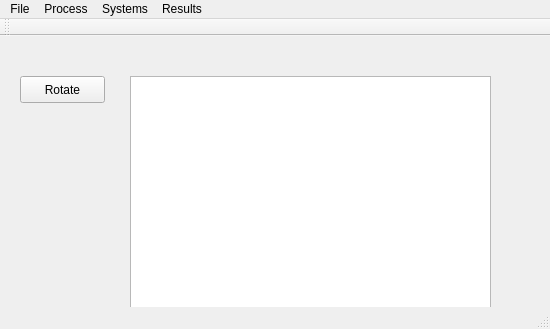
The window that mainwindow.ui (micresh/fluctmodelling) describes before a commit, drawn with Qt 5.
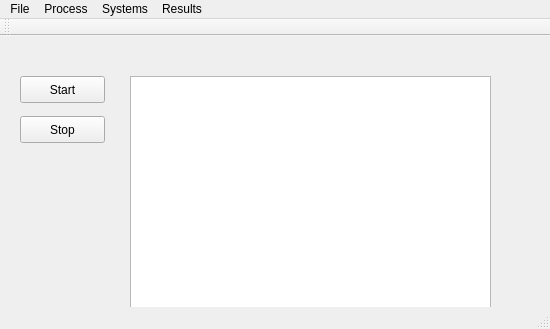
The same window after the commit.

Commit message: add timer and graphics item

Diff of the .ui file:
```diff
--- a/mainwindow.ui
+++ b/mainwindow.ui
@@ -34,7 +34,23 @@
      </rect>
     </property>
     <property name="text">
-     <string>Rotate</string>
+     <string>Start</string>
+    </property>
+    <property name="flat">
+     <bool>false</bool>
+    </property>
+   </widget>
+   <widget class="QPushButton" name="stop_btn">
+    <property name="geometry">
+     <rect>
+      <x>20</x>
+      <y>80</y>
+      <width>85</width>
+      <height>27</height>
+     </rect>
+    </property>
+    <property name="text">
+     <string>Stop</string>
     </property>
    </widget>
   </widget>
```
Left out of the diff: 2 changed lines with no effect on the pictures. The commit also changes 2 other files.
